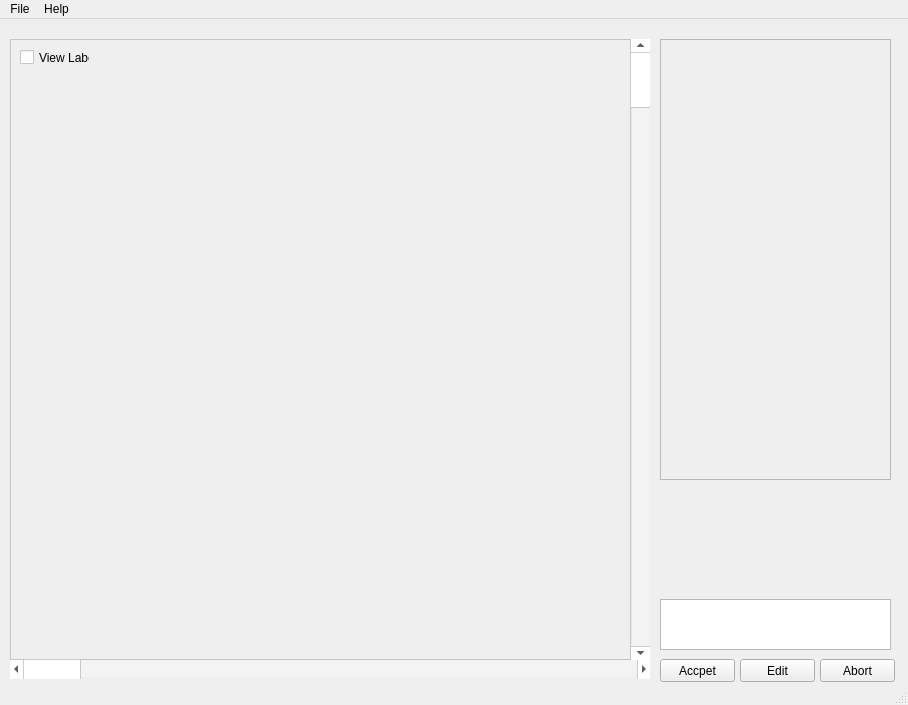
Before: the Qt Designer form test.ui in CaioGiani/InstanceChecker, drawn with Qt 5.
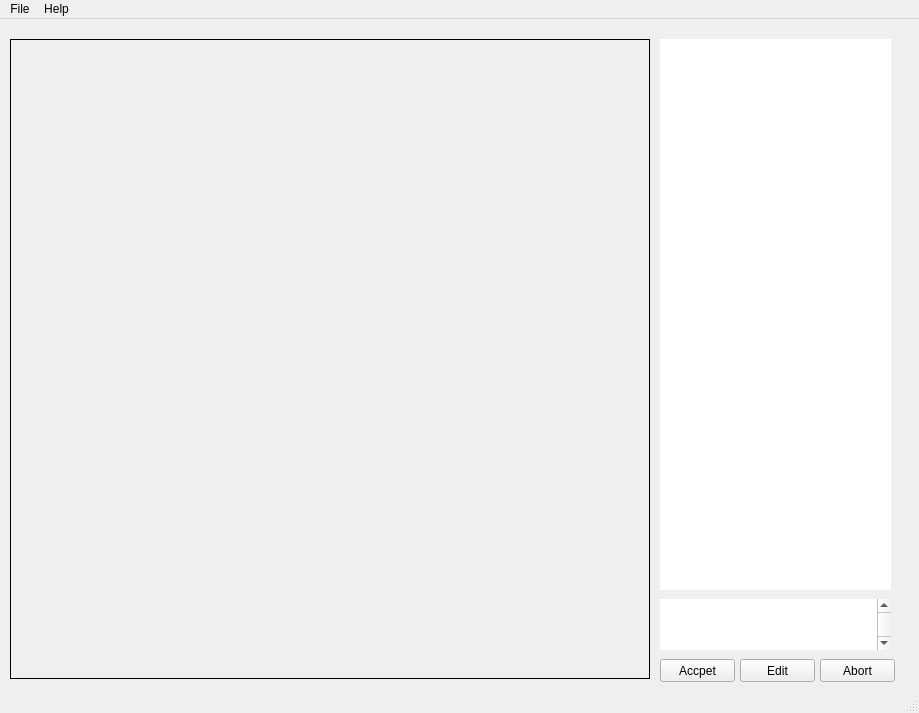
After: the same form once the commit is applied.

The edit to the form file:
```diff
--- a/test.ui
+++ b/test.ui
@@ -6,8 +6,8 @@
    <rect>
     <x>0</x>
     <y>0</y>
-    <width>908</width>
-    <height>705</height>
+    <width>919</width>
+    <height>713</height>
    </rect>
   </property>
   <property name="windowTitle">
@@ -17,29 +17,6 @@
    <bool>true</bool>
   </property>
   <widget class="QWidget" name="centralwidget">
-   <widget class="QScrollArea" name="ListInstance">
-    <property name="geometry">
-     <rect>
-      <x>660</x>
-      <y>20</y>
-      <width>231</width>
-      <height>441</height>
-     </rect>
-    </property>
-    <property name="widgetResizable">
-     <bool>true</bool>
-    </property>
-    <widget class="QWidget" name="scrollAreaWidgetContents">
-     <property name="geometry">
-      <rect>
-       <x>0</x>
-       <y>0</y>
-       <width>229</width>
-       <height>439</height>
-      </rect>
-     </property>
-    </widget>
-   </widget>
    <widget class="QPushButton" name="EditBotton">
     <property name="geometry">
      <rect>
@@ -79,26 +56,26 @@
      <string>Abort</string>
     </property>
    </widget>
-   <widget class="QTableView" name="InfoWidget">
+   <widget class="QTextBrowser" name="textBrowser">
     <property name="geometry">
      <rect>
       <x>660</x>
-      <y>580</y>
+      <y>20</y>
       <width>231</width>
-      <height>51</height>
+      <height>551</height>
      </rect>
     </property>
-    <property name="autoFillBackground">
-     <bool>false</bool>
+    <property name="frameShape">
+     <enum>QFrame::NoFrame</enum>
     </property>
     <property name="frameShadow">
      <enum>QFrame::Plain</enum>
     </property>
-    <property name="showGrid">
-     <bool>true</bool>
+    <property name="lineWidth">
+     <number>0</number>
     </property>
    </widget>
-   <widget class="QFrame" name="frameImage">
+   <widget class="QLabel" name="lbImg">
     <property name="geometry">
      <rect>
       <x>10</x>
@@ -107,6 +84,12 @@
       <height>640</height>
      </rect>
     </property>
+    <property name="minimumSize">
+     <size>
+      <width>640</width>
+      <height>640</height>
+     </size>
+    </property>
     <property name="palette">
      <palette>
       <active>
@@ -245,6 +228,24 @@
          </color>
         </brush>
        </colorrole>
+       <colorrole role="PlaceholderText">
+        <brush brushstyle="SolidPattern">
+         <color alpha="127">
+          <red>0</red>
+          <green>0</green>
+          <blue>0</blue>
+         </color>
+        </brush>
+       </colorrole>
+       <colorrole role="Accent">
+        <brush brushstyle="SolidPattern">
+         <color alpha="255">
+          <red>255</red>
+          <green>255</green>
+          <blue>255</blue>
+         </color>
+        </brush>
+       </colorrole>
       </active>
       <inactive>
        <colorrole role="WindowText">
@@ -382,6 +383,24 @@
          </color>
         </brush>
        </colorrole>
+       <colorrole role="PlaceholderText">
+        <brush brushstyle="SolidPattern">
+         <color alpha="127">
+          <red>0</red>
+          <green>0</green>
+          <blue>0</blue>
+         </color>
+        </brush>
+       </colorrole>
+       <colorrole role="Accent">
+        <brush brushstyle="SolidPattern">
+         <color alpha="255">
+          <red>255</red>
+          <green>255</green>
+          <blue>255</blue>
+         </color>
+        </brush>
+       </colorrole>
       </inactive>
       <disabled>
        <colorrole role="WindowText">
@@ -519,57 +538,70 @@
          </color>
         </brush>
        </colorrole>
+       <colorrole role="PlaceholderText">
+        <brush brushstyle="SolidPattern">
+         <color alpha="127">
+          <red>127</red>
+          <green>127</green>
+          <blue>127</blue>
+         </color>
+        </brush>
+       </colorrole>
+       <colorrole role="Accent">
+        <brush brushstyle="SolidPattern">
+         <color alpha="255">
+          <red>255</red>
+          <green>255</green>
+          <blue>255</blue>
+         </color>
+        </brush>
+       </colorrole>
       </disabled>
      </palette>
     </property>
+    <property name="mouseTracking">
+     <bool>true</bool>
+    </property>
+    <property name="autoFillBackground">
+     <bool>false</bool>
+    </property>
     <property name="frameShape">
-     <enum>QFrame::StyledPanel</enum>
+     <enum>QFrame::Panel</enum>
     </property>
     <property name="frameShadow">
-     <enum>QFrame::Raised</enum>
+     <enum>QFrame::Plain</enum>
     </property>
-    <widget class="QScrollBar" name="horizontalScrollBar">
-     <property name="geometry">
-      <rect>
-       <x>0</x>
-       <y>620</y>
-       <width>641</width>
-       <height>20</height>
-      </rect>
-     </property>
-     <property name="orientation">
-      <enum>Qt::Horizontal</enum>
-     </property>
-    </widget>
-    <widget class="QScrollBar" name="verticalScrollBar">
-     <property name="geometry">
-      <rect>
-       <x>620</x>
-       <y>0</y>
-       <width>21</width>
-       <height>621</height>
-      </rect>
-     </property>
-     <property name="orientation">
-      <enum>Qt::Vertical</enum>
-     </property>
-    </widget>
-    <widget class="QCheckBox" name="LabelViewCheck">
-     <property name="enabled">
-      <bool>true</bool>
-     </property>
-     <property name="geometry">
-      <rect>
-       <x>10</x>
-       <y>10</y>
-       <width>70</width>
-       <height>17</height>
-      </rect>
-     </property>
-     <property name="text">
-      <string>View Labels</string>
-     </property>
-    </widget>
+    <property name="lineWidth">
+     <number>1</number>
+    </property>
+    <property name="midLineWidth">
+     <number>0</number>
+    </property>
+    <property name="text">
+     <string/>
+    </property>
+    <property name="textFormat">
+     <enum>Qt::PlainText</enum>
+    </property>
+    <property name="alignment">
+     <set>Qt::AlignCenter</set>
+    </property>
+   </widget>
+   <widget class="QPlainTextEdit" name="plainTestEditLog">
+    <property name="geometry">
+     <rect>
+      <x>660</x>
+      <y>580</y>
+      <width>231</width>
+      <height>51</height>
+     </rect>
+    </property>
+    <property name="frameShape">
+     <enum>QFrame::NoFrame</enum>
+    </property>
+    <property name="verticalScrollBarPolicy">
+     <enum>Qt::ScrollBarAlwaysOn</enum>
+    </property>
    </widget>
   </widget>
   <widget class="QMenuBar" name="menubar">
@@ -577,8 +609,8 @@
     <rect>
      <x>0</x>
      <y>0</y>
-     <width>908</width>
-     <height>21</height>
+     <width>919</width>
+     <height>22</height>
     </rect>
    </property>
    <widget class="QMenu" name="menuObjectChecker_Ver_0_01">
```
